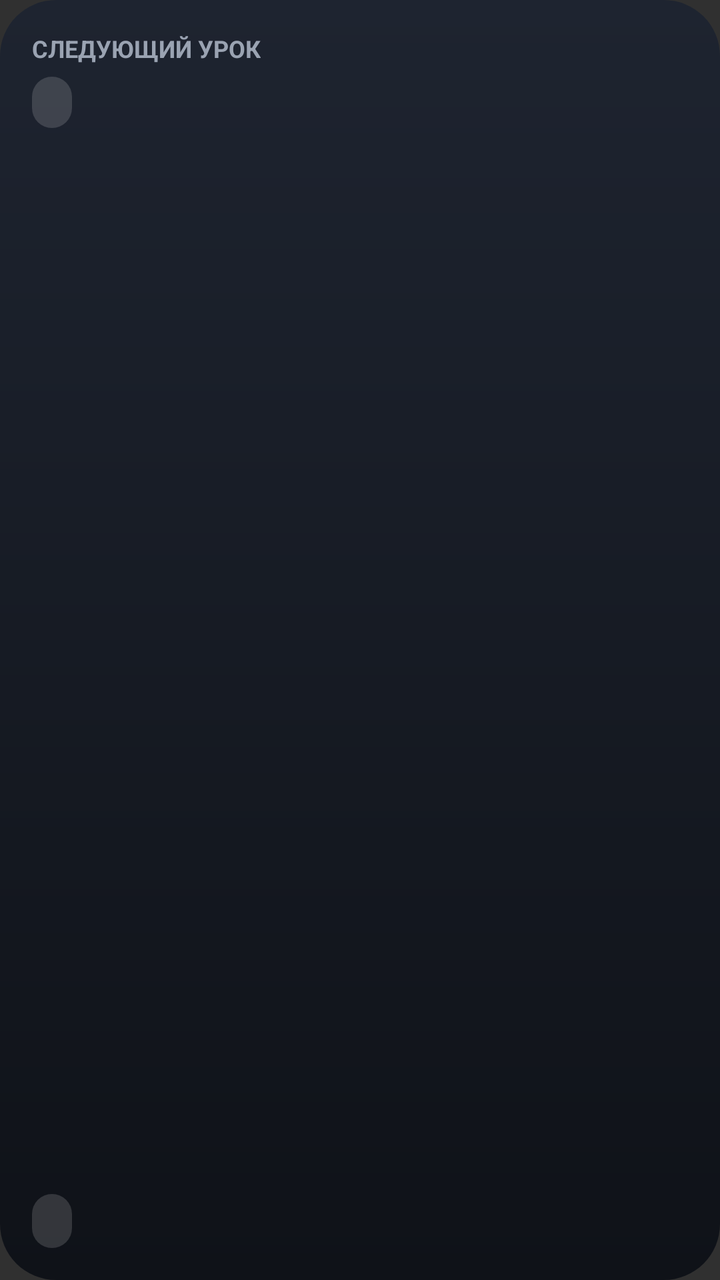
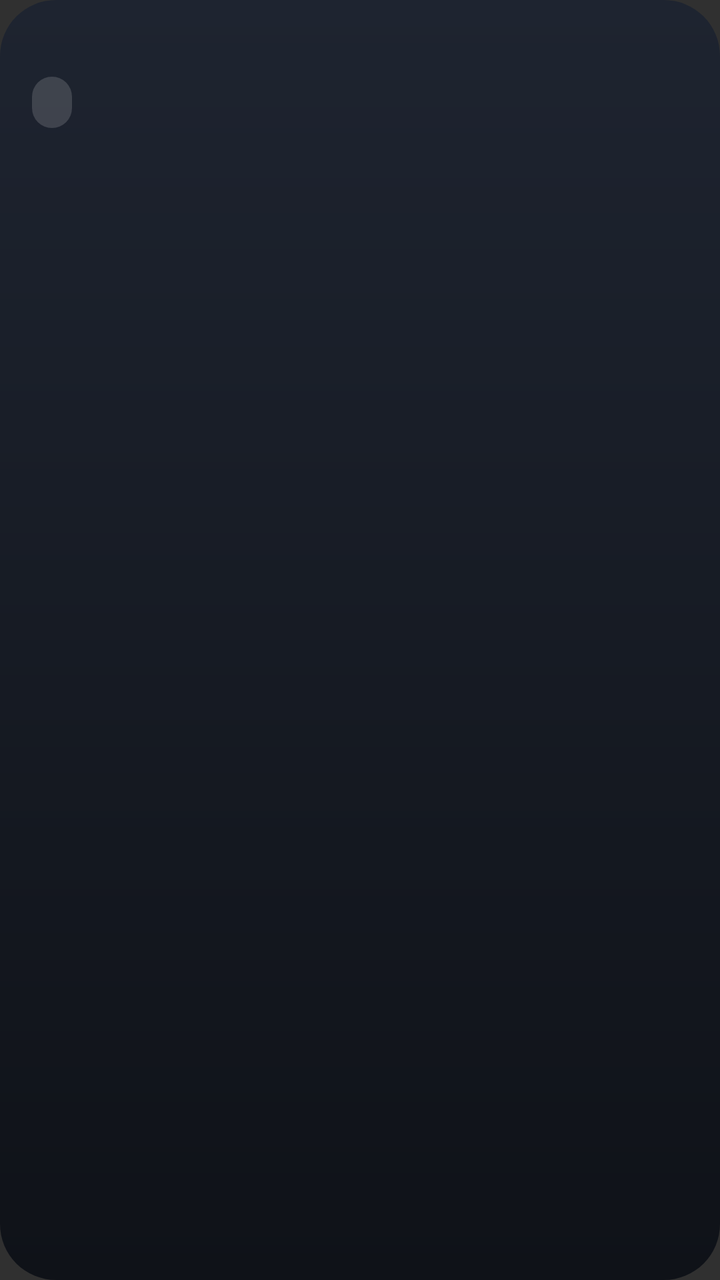

The first picture is an Android layout as it rendered before a commit; the second is the same layout after the commit. The layout source and the unified diff follow.
<!-- AndroidManifest.xml: application theme android:Theme.Material.NoActionBar -->
<!-- res/layout/widget.xml -->
<?xml version="1.0" encoding="utf-8"?>
<LinearLayout xmlns:android="http://schemas.android.com/apk/res/android"
    android:id="@+id/root"
    android:layout_width="match_parent"
    android:layout_height="match_parent"
    android:orientation="vertical"
    android:padding="16dp"
    android:background="@drawable/widget_bg">

    <TextView
        android:id="@+id/label"
        android:layout_width="wrap_content"
        android:layout_height="wrap_content"
        android:textColor="#9AA3B2"
        android:textSize="12sp"
        android:textStyle="bold"
        android:text="СЛЕДУЮЩИЙ УРОК"/>

    <TextView
        android:id="@+id/time"
        android:layout_width="wrap_content"
        android:layout_height="wrap_content"
        android:layout_marginTop="6dp"
        android:background="@drawable/chip_bg"
        android:paddingHorizontal="10dp"
        android:paddingVertical="4dp"
        android:textColor="#5AB0F5"
        android:textSize="13sp"
        android:textStyle="bold"/>

    <TextView
        android:id="@+id/subject"
        android:layout_width="match_parent"
        android:layout_height="0dp"
        android:layout_weight="1"
        android:gravity="center_vertical"
        android:maxLines="2"
        android:ellipsize="end"
        android:textColor="#FFFFFF"
        android:textSize="24sp"
        android:textStyle="bold"/>

    <TextView
        android:id="@+id/room"
        android:layout_width="wrap_content"
        android:layout_height="wrap_content"
        android:background="@drawable/chip_bg"
        android:paddingHorizontal="10dp"
        android:paddingVertical="4dp"
        android:textColor="#FFFFFF"
        android:textSize="14sp"/>
</LinearLayout>
<!-- resources referenced by this layout -->
<resources>
  <!-- drawable chip_bg (drawable) -->
  <?xml version="1.0" encoding="utf-8"?>
  <shape xmlns:android="http://schemas.android.com/apk/res/android">
      <solid android:color="#26FFFFFF"/>
      <corners android:radius="12dp"/>
  </shape>
  <!-- drawable widget_bg (drawable) -->
  <?xml version="1.0" encoding="utf-8"?>
  <shape xmlns:android="http://schemas.android.com/apk/res/android">
      <gradient android:startColor="#1E2430" android:endColor="#0F1218" android:angle="270"/>
      <corners android:radius="28dp"/>
  </shape>
</resources>

<!-- the commit's change to res/layout/widget.xml (unified diff, before → after) -->
@@ -13,8 +13,7 @@
         android:layout_height="wrap_content"
         android:textColor="#9AA3B2"
         android:textSize="12sp"
-        android:textStyle="bold"
-        android:text="СЛЕДУЮЩИЙ УРОК"/>
+        android:textStyle="bold"/>
 
     <TextView
         android:id="@+id/time"
@@ -37,16 +36,15 @@
         android:maxLines="2"
         android:ellipsize="end"
         android:textColor="#FFFFFF"
-        android:textSize="24sp"
+        android:textSize="22sp"
         android:textStyle="bold"/>
 
     <TextView
-        android:id="@+id/room"
-        android:layout_width="wrap_content"
+        android:id="@+id/after"
+        android:layout_width="match_parent"
         android:layout_height="wrap_content"
-        android:background="@drawable/chip_bg"
-        android:paddingHorizontal="10dp"
-        android:paddingVertical="4dp"
-        android:textColor="#FFFFFF"
-        android:textSize="14sp"/>
+        android:maxLines="2"
+        android:ellipsize="end"
+        android:textColor="#9AA3B2"
+        android:textSize="12sp"/>
 </LinearLayout>
